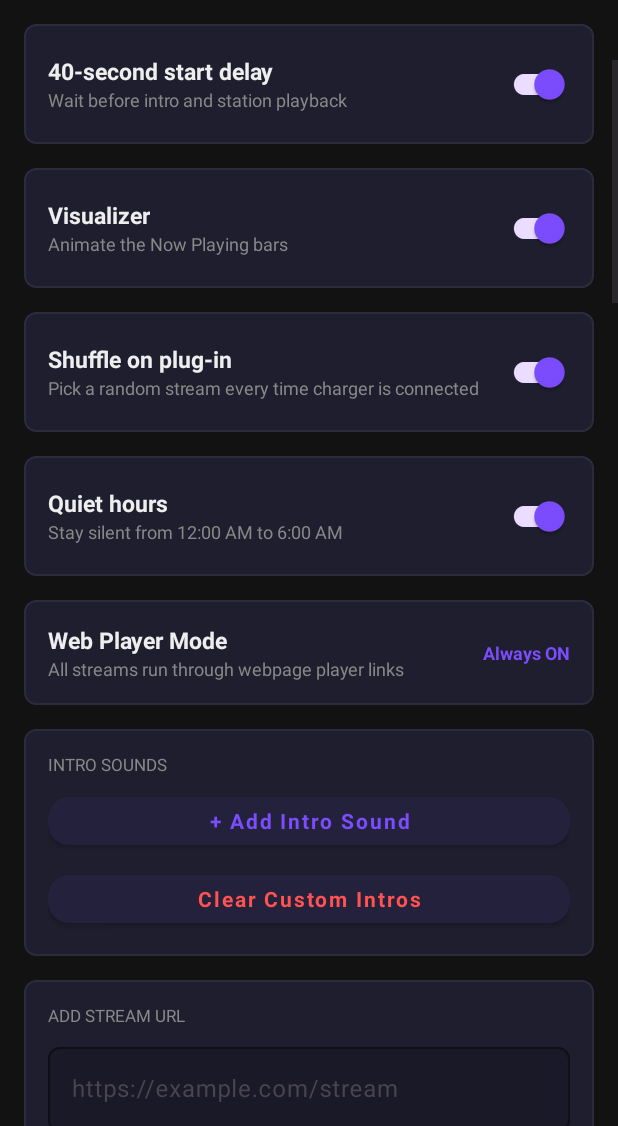
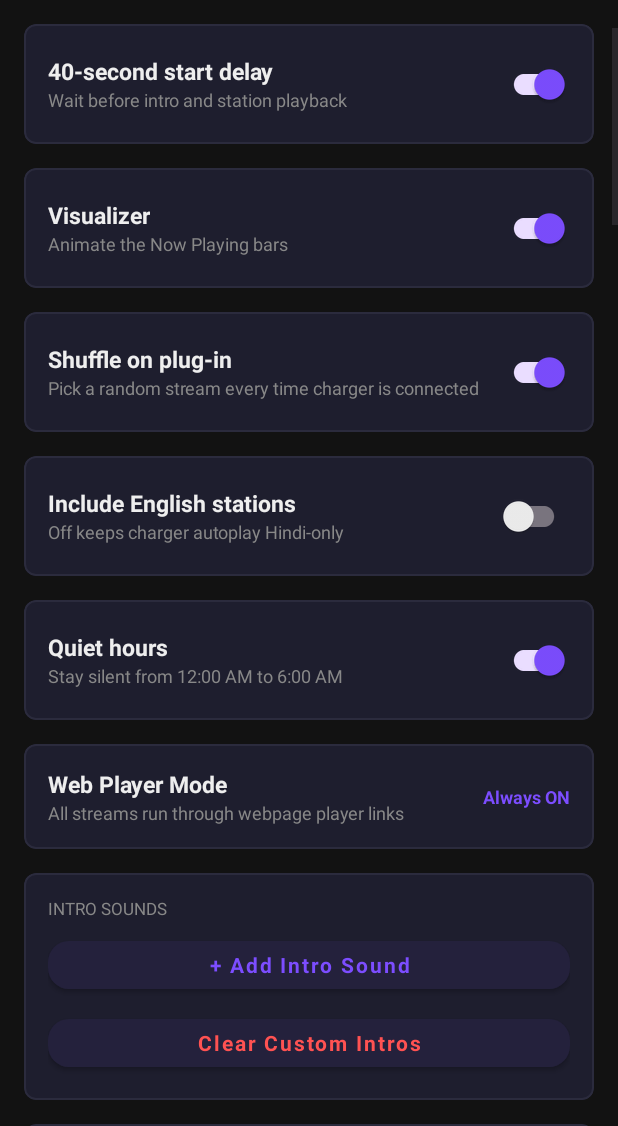
Before and after one commit to akshay-knows/RadioAutoPlay, an Android app: the MainActivity screen opened directly, with no data from a screen before it, scrolled down 576 dp, on a phone screen of 412 x 824 dp, the part 110-1236 px from its top. Run offline under Robolectric (Android 15) with nearby library versions, the phone set to English and light mode, and no system bars; network calls fail.

Commit message:
Add language station filter v1.24

```diff
--- a/app/build.gradle
+++ b/app/build.gradle
@@ -8,8 +8,8 @@ android {
         applicationId "com.radioautoplay"
         minSdkVersion 19          // Android 4.4 KitKat
         targetSdkVersion 33
-        versionCode 24
-        versionName "1.23"
+        versionCode 25
+        versionName "1.24"
         vectorDrawables.useSupportLibrary = true
     }
 
--- a/app/src/main/java/com/radioautoplay/MainActivity.java
+++ b/app/src/main/java/com/radioautoplay/MainActivity.java
@@ -54,6 +54,7 @@ public class MainActivity extends AppCompatActivity {
     private SwitchMaterial switchVisualizer;
     private SwitchMaterial switchShuffle;
     private SwitchMaterial switchQuietHours;
+    private SwitchMaterial switchEnglishStations;
     private EditText   etNewUrl;
     private RecyclerView rvUrls;
 
@@ -115,6 +116,7 @@ public class MainActivity extends AppCompatActivity {
         refreshVisualizerSwitch();
         refreshShuffleSwitch();
         refreshQuietHoursSwitch();
+        refreshEnglishStationsSwitch();
         requestNotificationPermissionIfNeeded();
         ChargerMonitorService.start(this);
         updateManager.register();
@@ -130,6 +132,9 @@ public class MainActivity extends AppCompatActivity {
         refreshAppEnabledSwitch();
         refreshStartDelaySwitch();
         refreshVisualizerSwitch();
+        refreshShuffleSwitch();
+        refreshQuietHoursSwitch();
+        refreshEnglishStationsSwitch();
         refreshList();
         startIfAlreadyCharging();
     }
@@ -158,6 +163,7 @@ public class MainActivity extends AppCompatActivity {
         switchVisualizer = findViewById(R.id.switch_visualizer);
         switchShuffle = findViewById(R.id.switch_shuffle);
         switchQuietHours = findViewById(R.id.switch_quiet_hours);
+        switchEnglishStations = findViewById(R.id.switch_english_stations);
         etNewUrl      = findViewById(R.id.et_new_url);
         rvUrls        = findViewById(R.id.rv_urls);
         TextView version = findViewById(R.id.tv_app_version);
@@ -281,6 +287,14 @@ public class MainActivity extends AppCompatActivity {
                     Toast.LENGTH_SHORT).show();
         });
 
+        switchEnglishStations.setOnCheckedChangeListener((btn, checked) -> {
+            urlManager.setEnglishStationsEnabled(checked);
+            Toast.makeText(this,
+                    checked ? "English stations included in autoplay"
+                            : "Hindi-only autoplay",
+                    Toast.LENGTH_SHORT).show();
+        });
+
     }
 
     private void refreshAppEnabledSwitch() {
@@ -317,6 +331,10 @@ public class MainActivity extends AppCompatActivity {
 
     private void refreshQuietHoursSwitch() {
         switchQuietHours.setChecked(urlManager.isQuietHoursEnabled());
+    }
+
+    private void refreshEnglishStationsSwitch() {
+        switchEnglishStations.setChecked(urlManager.isEnglishStationsEnabled());
     }
 
     private boolean isQuietHoursNow() {
--- a/app/src/main/java/com/radioautoplay/StreamUrlManager.java
+++ b/app/src/main/java/com/radioautoplay/StreamUrlManager.java
@@ -25,11 +25,12 @@ public class StreamUrlManager {
     private static final String KEY_QUIET_HOURS  = "quiet_hours_enabled";
     private static final String KEY_START_DELAY  = "start_delay_enabled";
     private static final String KEY_VISUALIZER   = "visualizer_enabled";
+    private static final String KEY_ENGLISH_STATIONS = "english_stations_enabled";
     private static final String KEY_DEFAULTS_ADDED = "default_streams_added";
     private static final String KEY_DEFAULTS_VERSION = "default_streams_version";
     private static final String KEY_WEB_URLS = "web_stream_urls";
     private static final String KEY_WEB_STATIONS_DEFAULT = "web_stations_default";
-    private static final int DEFAULT_STREAMS_VERSION = 10;
+    private static final int DEFAULT_STREAMS_VERSION = 11;
 
     private static final String[] DEFAULT_WEB_STREAM_URLS = {
             "https://onlineradiofm.in/stations/mirchi",
@@ -64,7 +65,11 @@ public class StreamUrlManager {
             "https://onlineradiofm.in/stations/all-india-air-akashvani",
             "https://onlineradiobox.com/in/?cs=in.easy60s&played=1&p=4&tzLoc=Asia%2FCalcutta",
             "https://onlineradiobox.com/in/Karnataka-/?cs=in.easy10s&played=1",
-            "https://onlineradiobox.com/genre/talk/?cs=ca.cbcrtoronto&played=1&p=1&tzLoc=Asia%2FCalcutta"
+            "https://onlineradiobox.com/genre/talk/?cs=ca.cbcrtoronto&played=1&p=1&tzLoc=Asia%2FCalcutta",
+            "https://onlineradiobox.com/in/easy10s/?cs=in.easy10s&played=1",
+            "https://onlineradiobox.com/us/?cs=in.easy90s&played=1",
+            "https://onlineradiobox.com/us/absolutechillout/?cs=us.absolutechillout&played=1",
+            "https://onlineradiobox.com/us/New_York?cs=us.wkyh&played=1&p=8&tzLoc=Asia%2FCalcutta"
 
 
     };
@@ -173,14 +178,17 @@ public class StreamUrlManager {
 
         int idx;
         if (isShuffleEnabled() && urls.size() > 1) {
-            // Pick a different index than the current one
-            int current = getActiveIndex();
-            do { idx = random.nextInt(urls.size()); } while (idx == current && urls.size() > 1);
+            String currentUrl = getCurrentUrl();
+            do { idx = random.nextInt(urls.size()); }
+            while (urls.get(idx).equals(currentUrl) && urls.size() > 1);
         } else {
-            idx = (getActiveIndex() + 1) % urls.size();
+            String currentUrl = getCurrentUrl();
+            int current = urls.indexOf(currentUrl);
+            idx = (current + 1) % urls.size();
         }
-        setActiveIndex(idx);
-        return urls.get(idx);
+        String nextUrl = urls.get(idx);
+        setActiveIndex(indexOfUrl(nextUrl));
+        return nextUrl;
     }
 
     /** Returns the currently active URL without advancing. */
@@ -242,6 +250,14 @@ public class StreamUrlManager {
         prefs.edit().putBoolean(KEY_VISUALIZER, enabled).apply();
     }
 
+    public boolean isEnglishStationsEnabled() {
+        return prefs.getBoolean(KEY_ENGLISH_STATIONS, false);
+    }
+
+    public void setEnglishStationsEnabled(boolean enabled) {
+        prefs.edit().putBoolean(KEY_ENGLISH_STATIONS, enabled).apply();
+    }
+
     public boolean isEmpty() {
         return getAllPlaybackUrls().isEmpty();
     }
@@ -290,7 +306,62 @@ public class StreamUrlManager {
     }
 
     public List<String> getAutoPlaybackUrls() {
-        return getWebUrls();
+        List<String> urls = isEnglishStationsEnabled() ? getWebUrls() : getHindiUrls();
+        return urls.isEmpty() ? getWebUrls() : urls;
+    }
+
+    public List<String> getEnglishUrls() {
+        List<String> english = new ArrayList<>();
+        for (String url : getWebUrls()) {
+            if (isEnglishStationUrl(url)) {
+                english.add(url);
+            }
+        }
+        return english;
+    }
+
+    public List<String> getHindiUrls() {
+        List<String> hindi = new ArrayList<>();
+        for (String url : getWebUrls()) {
+            if (!isEnglishStationUrl(url)) {
+                hindi.add(url);
+            }
+        }
+        return hindi;
+    }
+
+    public static String getLanguageLabelForUrl(String url) {
+        return isEnglishStationUrl(url) ? "English" : "Hindi";
+    }
+
+    public static boolean isEnglishStationUrl(String url) {
+        if (url == null) return false;
+        String value = url.trim().toLowerCase();
+        String code = getOnlineRadioBoxStationCode(value);
+        if (code.startsWith("us.") || code.startsWith("uk.") || code.startsWith("ca.")) return true;
+        return value.contains("bbc-world-servie")
+                || value.contains("bbc-world-service")
+                || value.contains("bbc-asian-network")
+                || value.contains("capitalfmuk")
+                || value.contains("lbc973fm")
+                || value.contains("smoothradio1022")
+                || value.contains("977todayshits")
+                || value.contains("977comedy")
+                || value.contains("wbbr")
+                || value.contains("npr")
+                || value.contains("cbcrtoronto")
+                || value.contains("/genre/talk/");
+    }
+
+    private int indexOfUrl(String candidate) {
+        List<String> all = getWebUrls();
+        String candidateKey = duplicateKey(candidate);
+        for (int i = 0; i < all.size(); i++) {
+            if (duplicateKey(all.get(i)).equals(candidateKey)) {
+                return i;
+            }
+        }
+        return 0;
     }
 
     private void syncDefaultStreamsIfNeeded() {
@@ -441,6 +512,12 @@ public class StreamUrlManager {
                 return ".977 Today's Hits";
             case "us.wbbr":
                 return "Bloomberg Radio";
+            case "us.absolutechillout":
+                return "Absolute Chillout";
+            case "us.wkyh":
+                return "WKYH";
+            case "in.easy90s":
+                return "Easy 90s";
             default:
                 return "";
         }
--- a/app/src/main/java/com/radioautoplay/UrlAdapter.java
+++ b/app/src/main/java/com/radioautoplay/UrlAdapter.java
@@ -54,6 +54,7 @@ public class UrlAdapter extends RecyclerView.Adapter<UrlAdapter.ViewHolder> {
     public void onBindViewHolder(@NonNull ViewHolder h, int position) {
         String url = urls.get(position);
         h.tvStationName.setText(StreamUrlManager.getRadioNameForUrl(url));
+        h.tvStationLanguage.setText(StreamUrlManager.getLanguageLabelForUrl(url));
         h.tvUrl.setText(url);
         h.tvUrl.setLinksClickable(false);
         h.tvUrl.setMovementMethod(null);
@@ -77,13 +78,14 @@ public class UrlAdapter extends RecyclerView.Adapter<UrlAdapter.ViewHolder> {
     public int getItemCount() { return urls.size(); }
 
     static class ViewHolder extends RecyclerView.ViewHolder {
-        TextView   tvIndex, tvStationName, tvUrl;
+        TextView   tvIndex, tvStationName, tvStationLanguage, tvUrl;
         ImageButton btnDelete, btnPlay;
 
         ViewHolder(View v) {
             super(v);
             tvIndex   = v.findViewById(R.id.tv_index);
             tvStationName = v.findViewById(R.id.tv_station_name);
+            tvStationLanguage = v.findViewById(R.id.tv_station_language);
             tvUrl     = v.findViewById(R.id.tv_url);
             btnDelete = v.findViewById(R.id.btn_delete);
             btnPlay   = v.findViewById(R.id.btn_play);
--- a/app/src/main/res/layout/activity_main.xml
+++ b/app/src/main/res/layout/activity_main.xml
@@ -359,6 +359,54 @@
             </LinearLayout>
         </com.google.android.material.card.MaterialCardView>
 
+        <!-- English station toggle -->
+        <com.google.android.material.card.MaterialCardView
+            xmlns:card_view="http://schemas.android.com/apk/res-auto"
+            android:layout_width="match_parent"
+            android:layout_height="wrap_content"
+            android:layout_marginBottom="16dp"
+            card_view:cardBackgroundColor="@color/card_bg"
+            card_view:cardCornerRadius="8dp"
+            card_view:cardElevation="0dp">
+
+            <LinearLayout
+                android:layout_width="match_parent"
+                android:layout_height="wrap_content"
+                android:orientation="horizontal"
+                android:gravity="center_vertical"
+                android:padding="16dp">
+
+                <LinearLayout
+                    android:layout_width="0dp"
+                    android:layout_height="wrap_content"
+                    android:layout_weight="1"
+                    android:orientation="vertical">
+
+                    <TextView
+                        android:layout_width="wrap_content"
+                        android:layout_height="wrap_content"
+                        android:text="Include English stations"
+                        android:textColor="@color/text_primary"
+                        android:textSize="15sp"
+                        android:textStyle="bold" />
+
+                    <TextView
+                        android:layout_width="wrap_content"
+                        android:layout_height="wrap_content"
+                        android:text="Off keeps charger autoplay Hindi-only"
+                        android:textColor="@color/text_secondary"
+                        android:textSize="12sp" />
+                </LinearLayout>
+
+                <com.google.android.material.switchmaterial.SwitchMaterial
+                    android:id="@+id/switch_english_stations"
+                    android:layout_width="wrap_content"
+                    android:layout_height="wrap_content"
+                    android:checked="false" />
+
+            </LinearLayout>
+        </com.google.android.material.card.MaterialCardView>
+
         <!-- Quiet hours toggle -->
         <com.google.android.material.card.MaterialCardView
             xmlns:card_view="http://schemas.android.com/apk/res-auto"
--- a/app/src/main/res/values/strings.xml
+++ b/app/src/main/res/values/strings.xml
@@ -1,5 +1,5 @@
 <?xml version="1.0" encoding="utf-8"?>
 <resources>
     <string name="app_name">Radio AutoPlay</string>
-    <string name="changelog_v1_1">v1.23\n- Restores the larger webpage radio station list\n- Opens station pages inside Radio AutoPlay again\n- Auto-launches the app when charger playback starts\n- Accepts manually added webpage station links</string>
+    <string name="changelog_v1_1">v1.24\n- Adds Hindi/English station grouping\n- Keeps charger autoplay Hindi-only by default\n- Adds a toggle to include English stations in autoplay\n- Adds four new OnlineRadioBox station links</string>
 </resources>
```
Also changed, not shown: app/src/main/res/layout/item_url.xml (+10 -0 lines), 1 other file.
